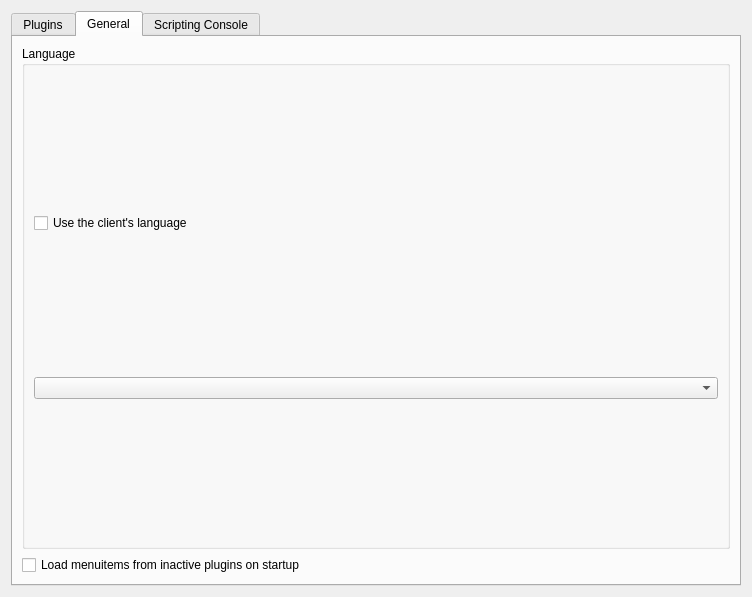
Qt form ressources/ui/pyTSon-configdialog.ui (pathmann/pyTSon) before a commit.
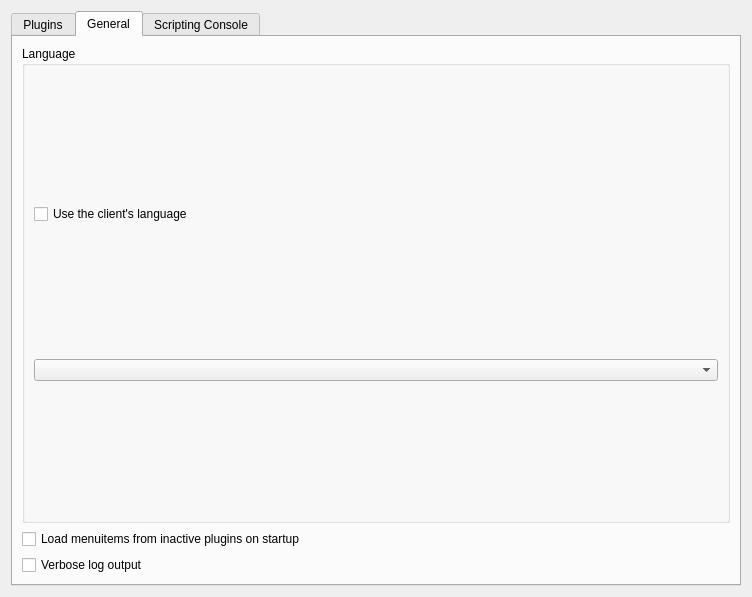
The same form after that commit. The open tabs and pages were chosen to show the change.

Commit message: added some verbose logging (configurable)

The edit to the form file:
```diff
--- a/ressources/ui/pyTSon-configdialog.ui
+++ b/ressources/ui/pyTSon-configdialog.ui
@@ -253,6 +253,13 @@
          </property>
         </widget>
        </item>
+       <item>
+        <widget class="QCheckBox" name="verboseButton">
+         <property name="text">
+          <string>Verbose log output</string>
+         </property>
+        </widget>
+       </item>
       </layout>
      </widget>
      <widget class="QWidget" name="consoleTab">
```
Left out of the diff: 2 changed lines with no effect on the pictures. The commit also changes 2 other files.
